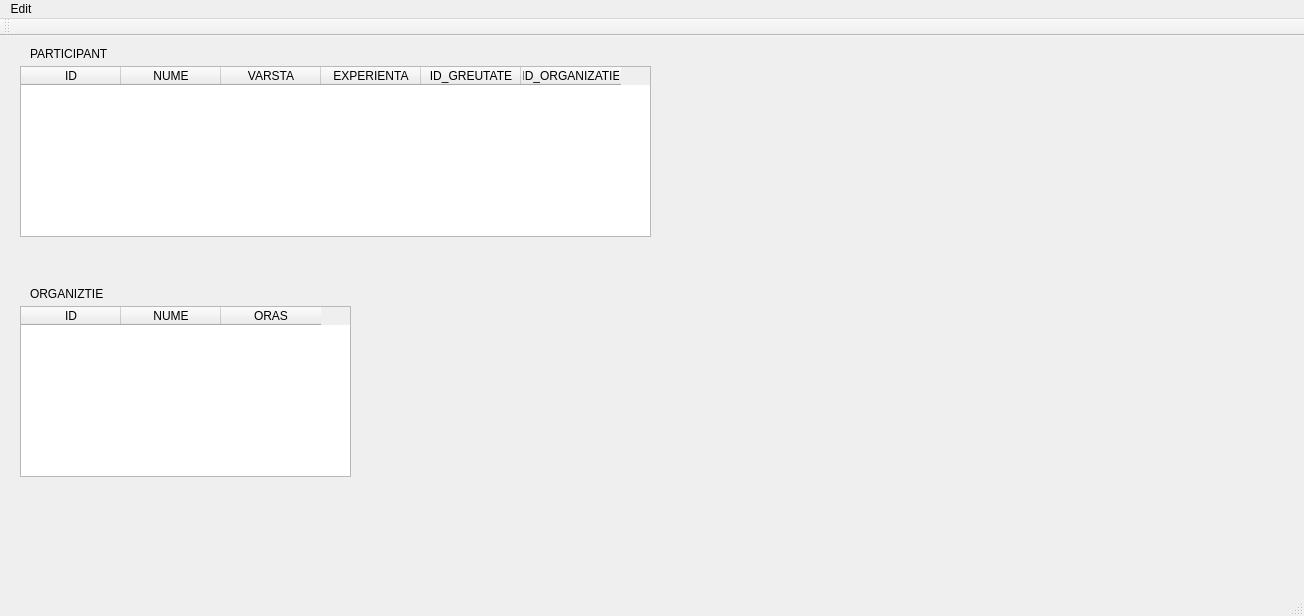
This is mainwindow.ui in vioan12/BD_Proiect as Qt 5 draws it before an edit. The edited form follows.
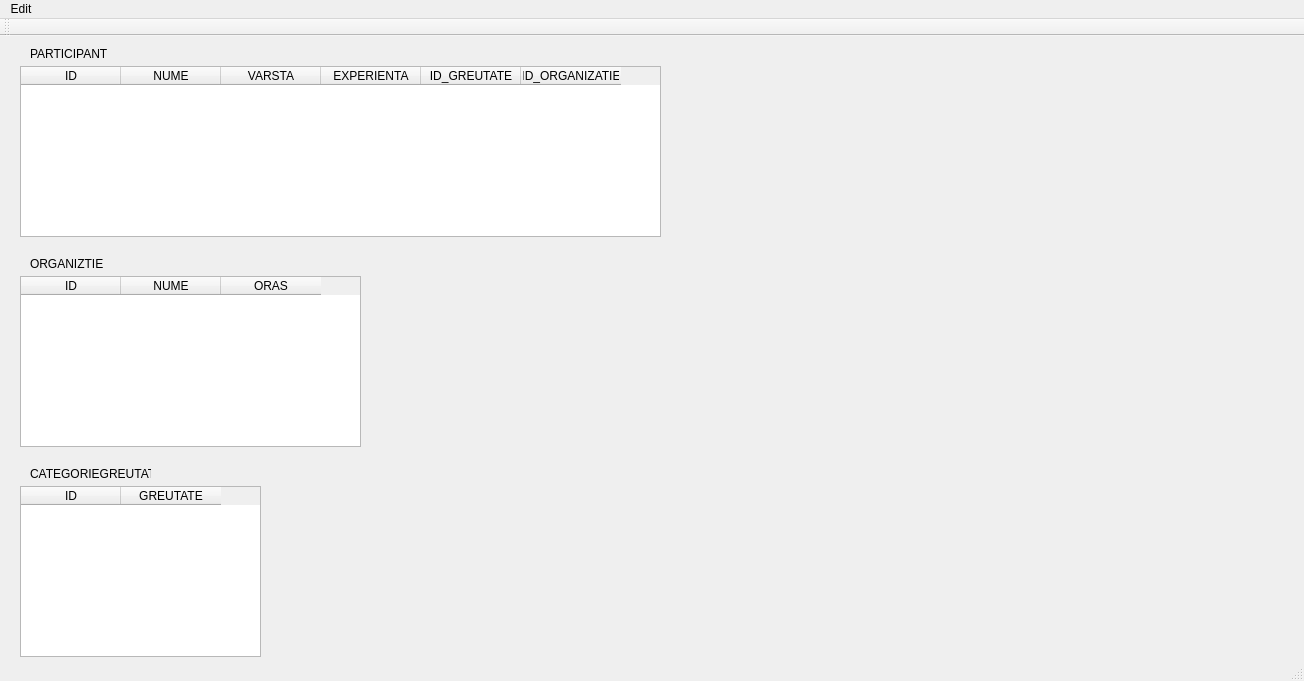
This is the edited form.

Commit message: -Am creat AddCategorieGreutate

Diff of the .ui file:
```diff
--- a/mainwindow.ui
+++ b/mainwindow.ui
@@ -7,7 +7,7 @@
     <x>0</x>
     <y>0</y>
     <width>1304</width>
-    <height>616</height>
+    <height>681</height>
    </rect>
   </property>
   <property name="windowTitle">
@@ -19,7 +19,7 @@
      <rect>
       <x>20</x>
       <y>30</y>
-      <width>631</width>
+      <width>641</width>
       <height>171</height>
      </rect>
     </property>
@@ -71,8 +71,8 @@
     <property name="geometry">
      <rect>
       <x>20</x>
-      <y>270</y>
-      <width>331</width>
+      <y>240</y>
+      <width>341</width>
       <height>171</height>
      </rect>
     </property>
@@ -96,7 +96,7 @@
     <property name="geometry">
      <rect>
       <x>30</x>
-      <y>250</y>
+      <y>220</y>
       <width>101</width>
       <height>16</height>
      </rect>
@@ -105,6 +105,39 @@
      <string>ORGANIZTIE</string>
     </property>
    </widget>
+   <widget class="QLabel" name="label_3">
+    <property name="geometry">
+     <rect>
+      <x>30</x>
+      <y>430</y>
+      <width>121</width>
+      <height>16</height>
+     </rect>
+    </property>
+    <property name="text">
+     <string>CATEGORIEGREUTATE</string>
+    </property>
+   </widget>
+   <widget class="QTableWidget" name="TableCategorieGreutate">
+    <property name="geometry">
+     <rect>
+      <x>20</x>
+      <y>450</y>
+      <width>241</width>
+      <height>171</height>
+     </rect>
+    </property>
+    <column>
+     <property name="text">
+      <string>ID</string>
+     </property>
+    </column>
+    <column>
+     <property name="text">
+      <string>GREUTATE</string>
+     </property>
+    </column>
+   </widget>
   </widget>
   <widget class="QMenuBar" name="menuBar">
    <property name="geometry">
```
Left out of the diff: 6 changed lines with no effect on the pictures. The commit also changes 7 other files.
